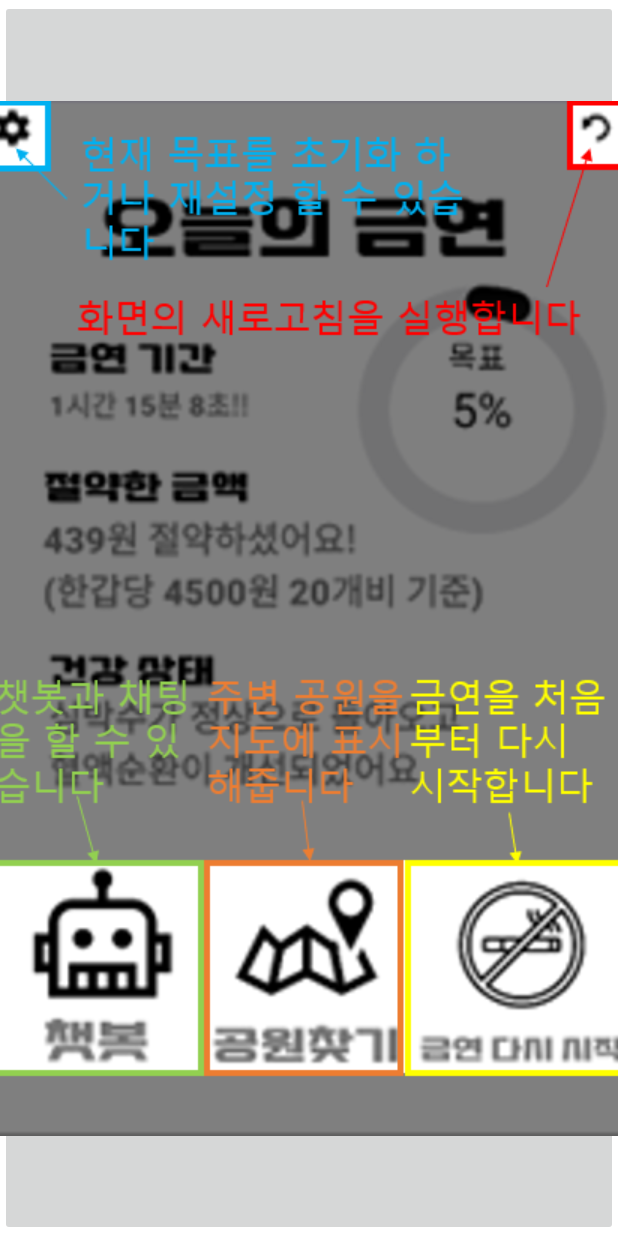
After one commit to Jeong-Yunchan/Capstone-Design-Project, an Android app: the layout activity_help.xml on its own in the app's theme, with its tools: preview values and no code run, on a phone screen of 412 x 824 dp. The commit adds this screen. Run offline under Robolectric (Android 15) with nearby library versions, the phone set to English and light mode, and no system bars.

Commit message:
create guide and button
create guide and make button in main activity

```diff
--- a/NSchat/app/build.gradle
+++ b/NSchat/app/build.gradle
@@ -58,8 +58,4 @@ dependencies {
     //dialogFlow
     implementation 'com.google.cloud:google-cloud-dialogflow:2.1.0'
     implementation 'io.grpc:grpc-okhttp:1.30.0'
-
-    //material-calendarview
-    implementation 'com.github.prolificinteractive:material-calendarview:2.0.1'
-    implementation 'com.jakewharton.threetenabp:threetenabp:1.1.1'
 }
--- /dev/null
+++ b/NSchat/app/src/main/res/layout/activity_help.xml
@@ -0,0 +1,18 @@
+<?xml version="1.0" encoding="utf-8"?>
+<androidx.constraintlayout.widget.ConstraintLayout xmlns:android="http://schemas.android.com/apk/res/android"
+    xmlns:app="http://schemas.android.com/apk/res-auto"
+    xmlns:tools="http://schemas.android.com/tools"
+    android:layout_width="match_parent"
+             android:layout_height="match_parent">
+
+
+    <ImageButton
+        android:id="@+id/guideButton"
+        android:layout_width="match_parent"
+        android:layout_height="match_parent"
+        app:layout_constraintBottom_toBottomOf="parent"
+        app:layout_constraintEnd_toEndOf="parent"
+        app:layout_constraintStart_toStartOf="parent"
+        app:layout_constraintTop_toTopOf="parent"
+        app:srcCompat="@drawable/guide" />
+</androidx.constraintlayout.widget.ConstraintLayout>
```
Also changed, not shown: NSchat/app/src/main/java/com/example/nschat/HelpActivity.java (added, +30 -0 lines), NSchat/app/src/main/java/com/example/nschat/MainActivity.java (+12 -1 lines), NSchat/app/src/main/java/com/example/nschat/nsCalendar/CalendarActivity.java (deleted, +0 -20 lines), NSchat/app/src/main/res/layout/activity_main.xml (+10 -1 lines), NSchat/app/src/main/res/drawable/guide.png (added).
